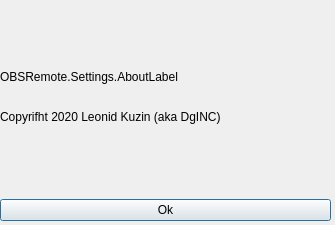
Old version of the form src/ui/obsremoteabout.ui in the repository DgINC/obs-remote-plugin.
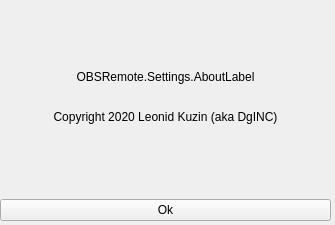
New version of the form.

Patch:
```diff
--- a/src/ui/obsremoteabout.ui
+++ b/src/ui/obsremoteabout.ui
@@ -1,7 +1,10 @@
 <?xml version="1.0" encoding="UTF-8"?>
 <ui version="4.0">
  <class>OBSRemoteAbout</class>
- <widget class="QDialog" name="OBSRemoteAbout">
+ <widget class="QWidget" name="OBSRemoteAbout">
+  <property name="modal" stdset="0">
+   <bool>false</bool>
+  </property>
   <property name="windowModality">
    <enum>Qt::WindowModal</enum>
   </property>
@@ -79,6 +82,9 @@
         <property name="text">
          <string>OBSRemote.Settings.AboutLabel</string>
         </property>
+        <property name="alignment">
+         <set>Qt::AlignCenter</set>
+        </property>
        </widget>
       </item>
       <item>
@@ -97,7 +103,10 @@
       <item>
        <widget class="QLabel" name="label">
         <property name="text">
-         <string>Copyrifht 2020 Leonid Kuzin (aka DgINC)</string>
+         <string>Copyright 2020 Leonid Kuzin (aka DgINC)</string>
+        </property>
+        <property name="alignment">
+         <set>Qt::AlignCenter</set>
         </property>
        </widget>
       </item>
```
Left out of the diff: 3 changed lines with no effect on the pictures.
